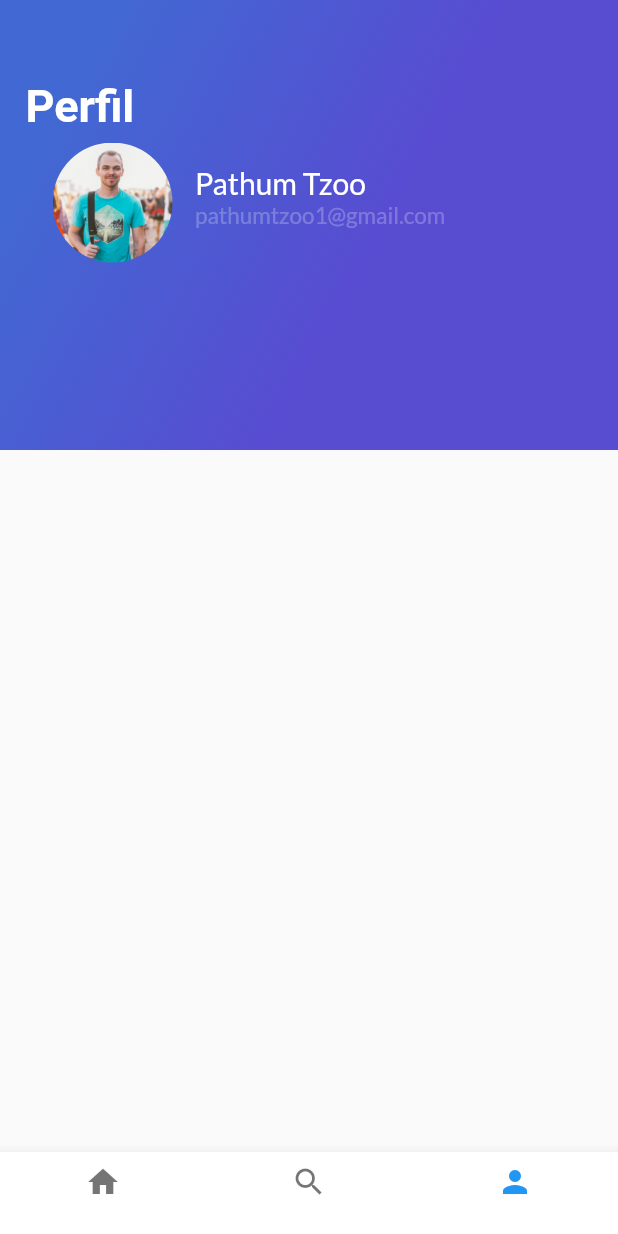
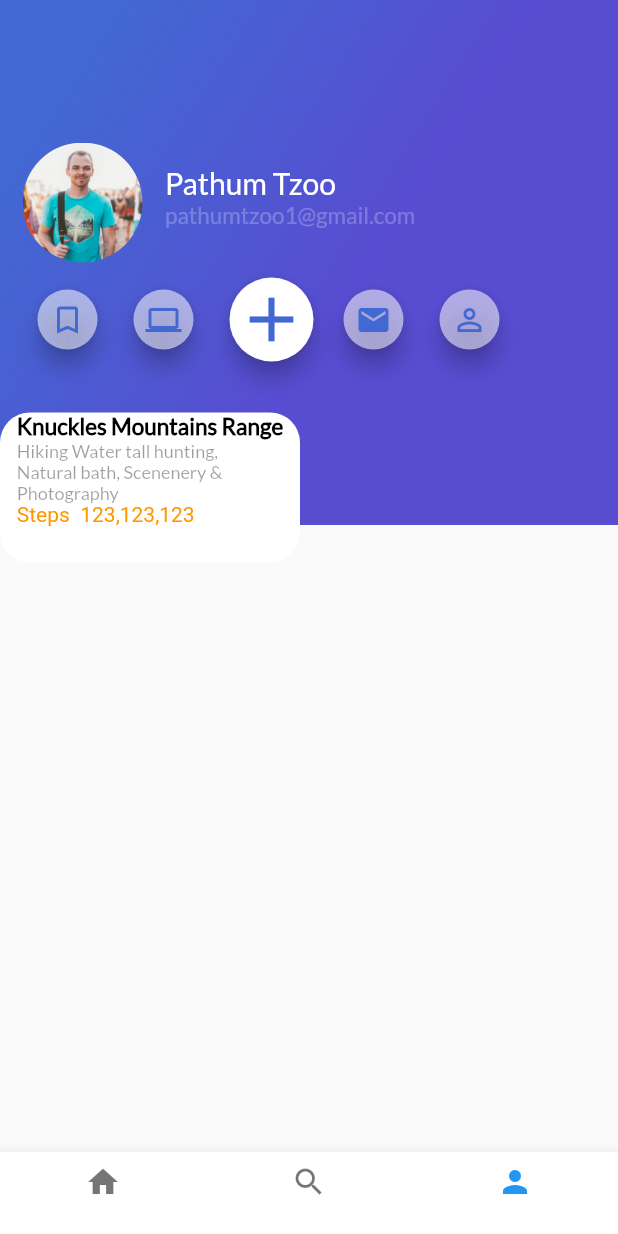
Before and after one commit to tecunMartin/course_Flutter_avanzado_platzi, a Flutter app: the screen it shows after launch, item 3 of the bottom bar chosen, on a phone screen of 412 x 824 dp. Run offline on Flutter 3.47's test engine with Material 2 defaults, Android fonts, the phone set to English and light mode, and no system bars; Roboto replaces fonts that are missing (Plato).

Commit message:
Cambios en la creacion del perfil

```diff
--- /dev/null
+++ b/lib/Icons_superior_perfil.dart
@@ -0,0 +1,67 @@
+import 'package:flutter/material.dart';
+import 'package:platzi_tripss_app/datos_user.dart';
+
+
+class SuperiorIcons extends StatelessWidget {
+
+  @override
+  Widget build(BuildContext context) {
+
+    Widget iconsBig = Container(
+      margin: EdgeInsets.only(
+        left: 20,
+      ),
+      child: FloatingActionButton(
+        onPressed: (){},
+        tooltip: "Add",
+        backgroundColor: Colors.white,
+        child: Icon(Icons.add,
+          color: Color(0xFF4268D3),
+          size: 50.0,
+        ),
+      ),
+    );
+
+    Widget ordenIcons = Container(
+      margin: EdgeInsets.only(
+        top: 5,
+        right: 5,
+        left: 5,
+        bottom: 5
+      ),
+      child: Row(
+        children: <Widget>[
+          iconsMini(Icons.bookmark_border),
+          iconsMini(Icons.computer),
+          iconsBig,
+          iconsMini(Icons.email),
+          iconsMini(Icons.person_outline),
+        ],
+      ),
+    );
+
+    return Column(
+      children: <Widget>[
+        DatosUser(userName:"Pathum Tzoo",email:"pathumtzoo1@gmail.com",pathImage: "assets/img/people.jpg"),
+        ordenIcons,
+      ],
+    );
+  }
+  Color coloresS = Colors.white54;
+
+  Widget iconsMini(IconData icon){
+    return Container(
+      margin: EdgeInsets.only(
+        left: 16,
+      ),
+      child: FloatingActionButton(
+        backgroundColor: coloresS,
+        mini: true,
+        onPressed: (){},
+        child: Icon(icon,
+          color: Color(0xFF4268D3),
+        ),
+      ),
+    );
+  }
+}
--- a/lib/datos_user.dart
+++ b/lib/datos_user.dart
@@ -9,15 +9,14 @@ class DatosUser extends StatelessWidget {
   DatosUser({this.email,this.userName,this.pathImage});
 
   @override
-  Widget build(BuildContext context) {
+  Widget build(BuildContext context){
     return Container(
       height: 90,
       margin: EdgeInsets.only(
         top: 90,
-        left: 35,
+        left: 15,
       ),
       child: Row(
-        mainAxisSize: MainAxisSize.min,
         children: <Widget>[
           _imagenPerfil(),
           _datosPerfil(),
--- a/lib/gradient_back.dart
+++ b/lib/gradient_back.dart
@@ -3,8 +3,9 @@ import 'package:flutter/material.dart';
 class GradientBack extends StatelessWidget {
   String title = "Popular";
   double size = 250.0;
+  double heightS = -5;
 
-  GradientBack({this.title, this.size});
+  GradientBack({this.title, this.size, this.heightS});
 
   @override
   Widget build(BuildContext context) {
@@ -24,6 +25,7 @@ class GradientBack extends StatelessWidget {
       ),
       child:  Text(title,
         style: TextStyle(
+          height: heightS,
           color: Colors.white,
           fontSize: 30.0,
           fontFamily: "Plato",
--- a/lib/header_appbar.dart
+++ b/lib/header_appbar.dart
@@ -10,7 +10,7 @@ class HeaderAppBar extends StatelessWidget {
   Widget build(BuildContext context) {
     return Stack(
       children: <Widget>[
-        GradientBack(title: "Bienvenido",size: 250.0,),
+        GradientBack(title: "Bienvenido",size: 250.0,heightS: 1,),
         CardImageList()
       ],
     );
--- /dev/null
+++ b/lib/imagenes_fondo.dart
@@ -0,0 +1,21 @@
+import 'package:flutter/material.dart';
+import 'package:platzi_tripss_app/tarjeta_datos_perfil.dart';
+
+class ImageFondo extends StatelessWidget {
+  @override
+  Widget build(BuildContext context) {
+    Widget imgFondo= Container(
+      width: 80,
+      height: 80,
+      decoration: BoxDecoration(
+        image: DecorationImage(
+          image: AssetImage("assets/beach.jpeg"),
+          fit: BoxFit.cover,
+        ),
+      ),
+    );
+
+      return TarjetaPerfil();
+
+  }
+}
--- a/lib/profile_trips.dart
+++ b/lib/profile_trips.dart
@@ -1,6 +1,7 @@
 import 'package:flutter/material.dart';
-import 'package:platzi_tripss_app/datos_user.dart';
+import 'package:platzi_tripss_app/Icons_superior_perfil.dart';
 import 'package:platzi_tripss_app/gradient_back.dart';
+import 'package:platzi_tripss_app/imagenes_fondo.dart';
 
 class ProfileTrips extends StatelessWidget {
   const ProfileTrips({Key key}) : super(key: key);
@@ -8,13 +9,15 @@ class ProfileTrips extends StatelessWidget {
   @override
   Widget build(BuildContext context) {
     return Scaffold(
-
-      body: Stack(
-
+      body: Column(
         children: <Widget>[
-          FloatingActionButton(onPressed: null),
-          GradientBack(title: "Perfil", size: 300.0, ),
-          DatosUser(userName:"Pathum Tzoo",email:"pathumtzoo1@gmail.com",pathImage: "assets/img/people.jpg"),
+          Stack(
+            children: <Widget>[
+              GradientBack(title: "Profile", size: 350.0, heightS: -5,),
+              SuperiorIcons(),
+              ImageFondo(),
+            ],
+          ),
         ],
       ),
     );
--- /dev/null
+++ b/lib/tarjeta_datos_perfil.dart
@@ -0,0 +1,50 @@
+import 'package:flutter/material.dart';
+
+  String title = "Knuckles Mountains Range";
+  String descripcion ="Hiking Water tall hunting, Natural bath, Scenenery & Photography";
+  String steps = "123,123,123";
+
+class TarjetaPerfil extends StatelessWidget {
+  @override
+  Widget build(BuildContext context) {
+  return Container(
+    alignment: Alignment.center,
+    margin: EdgeInsets.only(
+      top: 275
+    ),
+    width: 200,
+    height: 100,
+    decoration: BoxDecoration(
+      color: Colors.white,
+      borderRadius: BorderRadius.circular(20),
+    ),
+    child: Column(
+      crossAxisAlignment: CrossAxisAlignment.start,
+      children: <Widget>[
+        Text(title,
+          style: TextStyle(
+            fontFamily: "Lato",
+            color: Colors.black,
+            fontSize: 15,
+            fontWeight: FontWeight.bold
+          ),
+        ),
+        Container(
+          width: 175,
+          child: Text(descripcion,
+            style: TextStyle(
+              color: Colors.black38,
+              fontFamily: "Lato",
+              fontSize: 12,
+            ),
+          ),
+        ),
+        Text("Steps  $steps",
+        style: TextStyle(
+          color:Colors.orange,
+        ),),
+      ],
+    ),
+  );
+  }
+}
```
